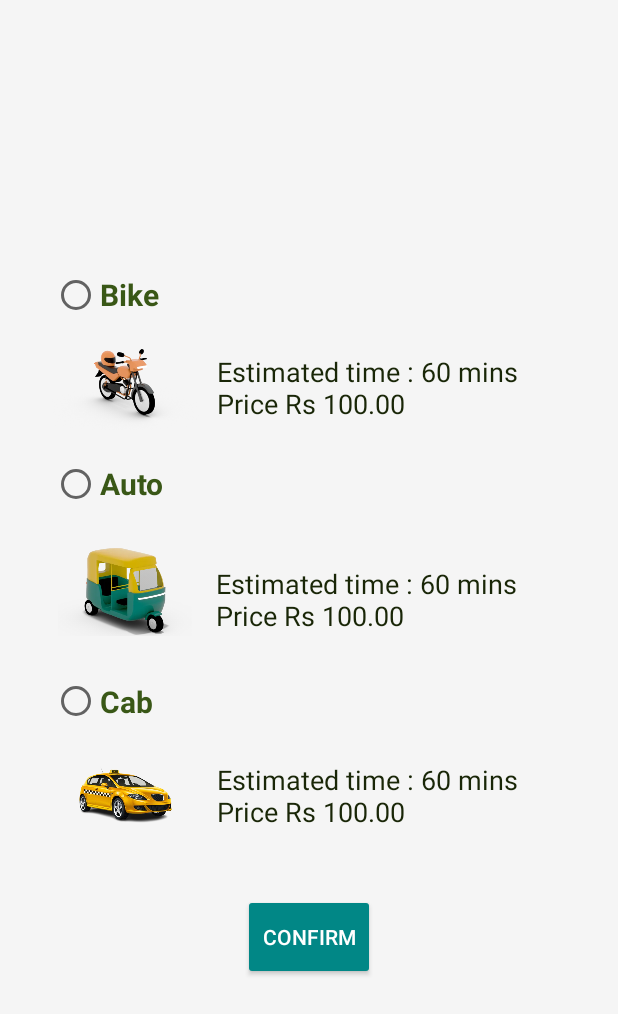
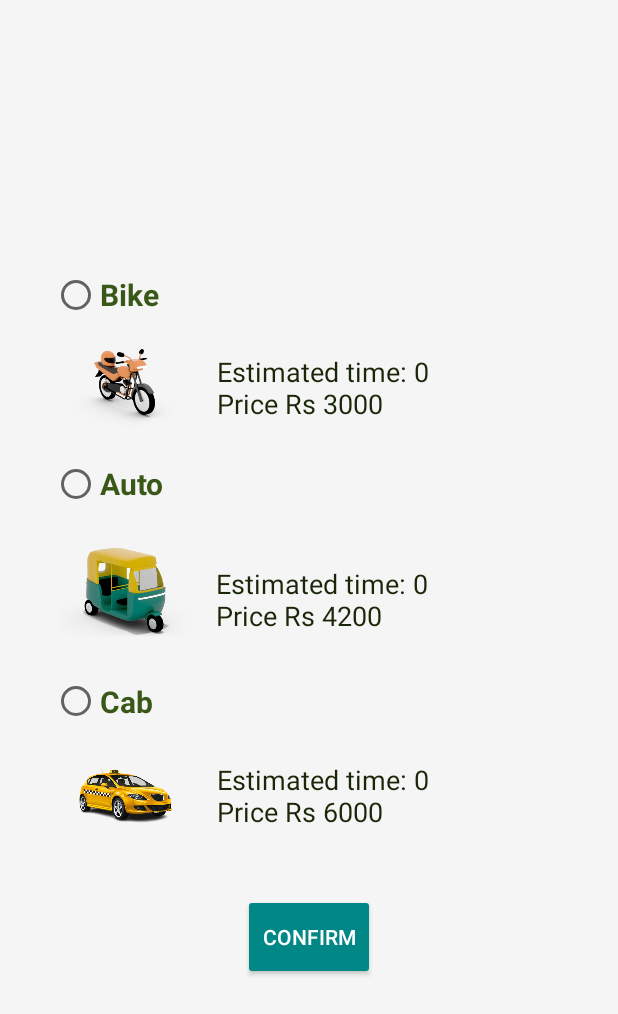
Before and after one commit to Priyadarshini32/Journee, an Android app built with Jetpack Compose: the SelectVehicleActivity screen opened directly, with no data from a screen before it, on a phone screen of 412 x 824 dp. Shown: the top 1014 px of the screen. Run offline under Robolectric (Android 15) with nearby library versions, the phone set to English and light mode, and no system bars; Roboto replaces fonts that are not available here.

Commit message:
Add dynamic fare calculation

```diff
--- a/app/src/main/java/com/example/gps/activity/SelectVehicleActivity.kt
+++ b/app/src/main/java/com/example/gps/activity/SelectVehicleActivity.kt
@@ -19,8 +19,19 @@ class SelectVehicleActivity : AppCompatActivity() {
     private lateinit var rideDetailsLayout: View
     private lateinit var selectedVehicleText: TextView
     private lateinit var etaTextView: TextView
+    private lateinit var fareTextView: TextView // Added fare text view
     private lateinit var startRideButton: Button
     private lateinit var cancelRideButton: Button
+
+    private lateinit var bikeTextView: TextView
+    private lateinit var autoTextView: TextView
+    private lateinit var cabTextView: TextView
+
+    private val vehiclePricing = mapOf(
+        "Bike" to Pair(50, 10),  // Base fare: 50, Hourly rate: 10
+        "Auto" to Pair(70, 12),  // Base fare: 70, Hourly rate: 12
+        "Cab" to Pair(100, 15)   // Base fare: 100, Hourly rate: 15
+    )
 
     @SuppressLint("SetTextI18n")
     override fun onCreate(savedInstanceState: Bundle?) {
@@ -32,15 +43,22 @@ class SelectVehicleActivity : AppCompatActivity() {
         rideDetailsLayout = findViewById(R.id.ride_details_layout)
         selectedVehicleText = findViewById(R.id.selected_vehicle_text)
         etaTextView = findViewById(R.id.eta_text_view)
+        fareTextView = findViewById(R.id.fare_text_view) // Initialize fare text view
         startRideButton = findViewById(R.id.start_ride_button)
         cancelRideButton = findViewById(R.id.cancel_ride_button)
 
+        bikeTextView = findViewById(R.id.radio_bike_text)
+        autoTextView = findViewById(R.id.radio_auto_text)
+        cabTextView = findViewById(R.id.radio_car_text)
+
         rideDetailsLayout.visibility = View.GONE
 
-        val eta = intent.getStringExtra("selected_eta") ?: "--"
-        etaTextView.text = "Estimated Arrival Time: $eta"
+        val eta = intent.getStringExtra("selected_eta") ?: "0"
+        val etaInMinutes = eta.split(" ")[0].toIntOrNull() ?: 0
 
-        createNotificationChannel() // Ensure notification channel is set up
+        updateFareUI(eta, etaInMinutes)
+
+        createNotificationChannel()
 
         confirmButton.setOnClickListener {
             val selectedId = vehicleGroup.checkedRadioButtonId
@@ -50,16 +68,21 @@ class SelectVehicleActivity : AppCompatActivity() {
                 val selectedRadioButton = findViewById<RadioButton>(selectedId)
                 val vehicleType = selectedRadioButton.text.toString()
 
+                val fare = calculateFare(vehicleType, etaInMinutes) // Get fare for selected vehicle
+
                 vehicleGroup.visibility = View.GONE
                 confirmButton.visibility = View.GONE
                 rideDetailsLayout.visibility = View.VISIBLE
+
                 selectedVehicleText.text = "Vehicle: $vehicleType"
+                etaTextView.text = "Estimated Arrival Time: $eta"
+                fareTextView.text = "Estimated Fare: ₹$fare" // Display fare
             }
         }
 
         startRideButton.setOnClickListener {
             Toast.makeText(this, "Ride started successfully!", Toast.LENGTH_SHORT).show()
-            sendRideNotification() // Send ride started notification
+            sendRideNotification()
         }
 
         cancelRideButton.setOnClickListener {
@@ -69,6 +92,30 @@ class SelectVehicleActivity : AppCompatActivity() {
             finish()
         }
     }
+
+    private fun updateFareUI(eta: String, etaInMinutes: Int) {
+        val bikeFare = calculateFare("Bike", etaInMinutes)
+        val autoFare = calculateFare("Auto", etaInMinutes)
+        val cabFare = calculateFare("Cab", etaInMinutes)
+
+        bikeTextView.text = "Estimated time: $eta \nPrice Rs $bikeFare"
+        autoTextView.text = "Estimated time: $eta \nPrice Rs $autoFare"
+        cabTextView.text = "Estimated time: $eta \nPrice Rs $cabFare"
+    }
+
+    private fun calculateFare(vehicleType: String, etaInMinutes: Int): Int {
+        val (baseFare, hourlyRate) = vehiclePricing[vehicleType] ?: Pair(50, 10)
+
+        // Convert minutes into hours properly and apply hourly rate
+        val hours = etaInMinutes / 60  // Convert ETA to hours
+        val remainingMinutes = etaInMinutes % 60  // Get remaining minutes
+
+        // Fare is base fare + hourly rate for each full hour + prorated rate for remaining minutes
+        val totalFare = baseFare + (hours * hourlyRate) + ((remainingMinutes / 60.0) * hourlyRate).toInt()
+
+        return totalFare * 60
+    }
+
 
     private fun createNotificationChannel() {
         if (Build.VERSION.SDK_INT >= Build.VERSION_CODES.O) {
--- a/app/src/main/res/layout/activity_select_vehicle.xml
+++ b/app/src/main/res/layout/activity_select_vehicle.xml
@@ -47,7 +47,7 @@
                     android:layout_width="match_parent"
                     android:layout_height="wrap_content"
                     android:fontFamily="@font/abyssinica_sil"
-                    android:text="Estimated time : 60 mins\nPrice Rs 100.00"
+                    android:text="Estimated time : -- \nPrice Rs --"
                     android:textColor="#192607"
                     android:textSize="18sp" />
             </LinearLayout>
@@ -96,7 +96,7 @@
                     android:layout_width="match_parent"
                     android:layout_height="wrap_content"
                     android:fontFamily="@font/abyssinica_sil"
-                    android:text="Estimated time : 60 mins\nPrice Rs 100.00"
+                    android:text="Estimated time : -- \nPrice Rs --"
                     android:textColor="#192607"
                     android:textSize="18sp" />
             </LinearLayout>
@@ -136,7 +136,7 @@
                     android:layout_width="wrap_content"
                     android:layout_height="wrap_content"
                     android:fontFamily="@font/abyssinica_sil"
-                    android:text="Estimated time : 60 mins\nPrice Rs 100.00"
+                    android:text="Estimated time : -- \nPrice Rs --"
                     android:textColor="#192607"
                     android:textSize="18sp" />
 
@@ -188,8 +188,18 @@
             android:text="Estimated Arrival Time: --"
             android:textSize="16sp"
             android:textStyle="bold"
-            android:layout_marginTop="16dp"
-            android:layout_gravity="center_horizontal"/>
+            android:textColor="@android:color/holo_green_dark"
+            android:layout_marginTop="16dp"/>
+
+        <TextView
+            android:id="@+id/fare_text_view"
+            android:layout_width="wrap_content"
+            android:layout_height="wrap_content"
+            android:text="Estimated Fare: ₹--"
+            android:textSize="16sp"
+            android:textStyle="bold"
+            android:textColor="@android:color/holo_green_dark"
+            android:layout_marginBottom="12dp" />
 
         <Button
             android:id="@+id/start_ride_button"
```
